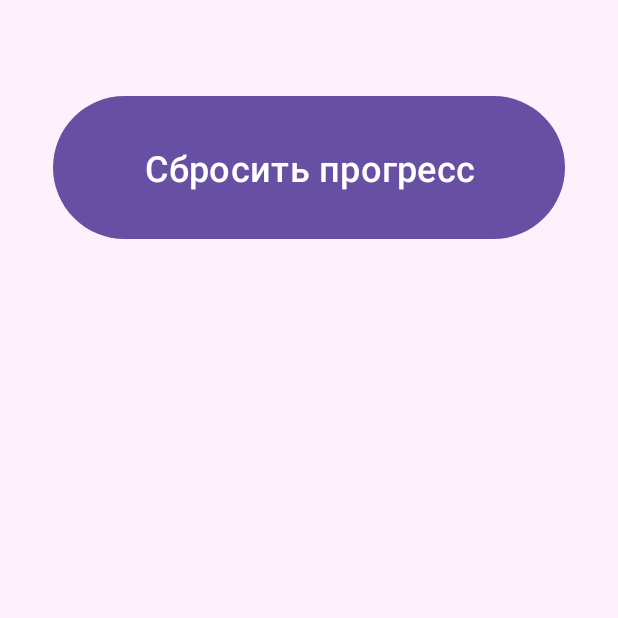
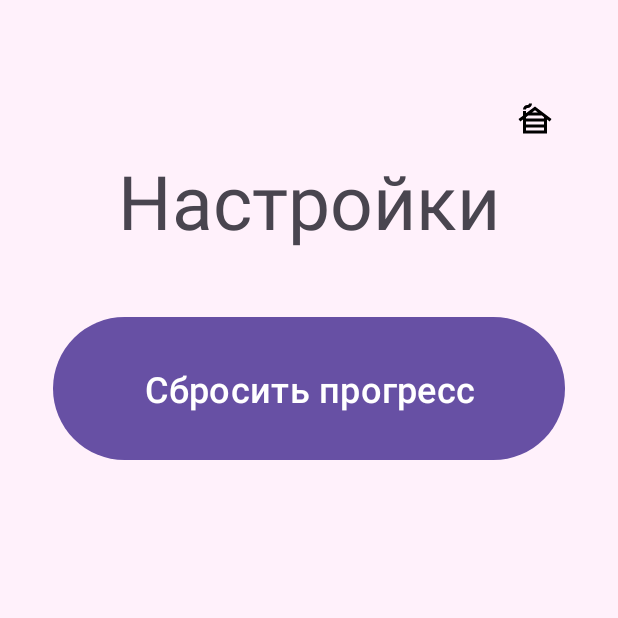
Before and after one commit to noAlxena/PronunciationTrainer, an Android app: the SettingFragment screen opened through its navigation route, on a phone screen of 412 x 824 dp, the top half of it. Run offline under Robolectric (Android 15) with nearby library versions, the phone set to English and light mode, and no system bars; our stand-ins replace Room's generated code.

Commit message:
fragment_settings.xml
Добавление кнопки для возвращения на главный экран

```diff
--- a/app/src/main/res/layout/fragment_settings.xml
+++ b/app/src/main/res/layout/fragment_settings.xml
@@ -8,6 +8,27 @@
     android:orientation="vertical"
     tools:context=".ui.fragment.SettingFragment">
 
+    <ImageButton
+        android:id="@+id/backhome"
+        android:layout_width="40dp"
+        android:layout_height="40dp"
+        android:background="#FFF1FB"
+        android:layout_gravity="right"
+        android:src="@drawable/baseline_cabin_24" />
+
+    <TextView
+        android:id="@+id/settings"
+        style="@style/header"
+        android:layout_width="match_parent"
+        android:layout_height="wrap_content"
+        android:text="@string/options"
+        android:textSize="50dp"
+        />
+
+    <Space
+        android:layout_width="match_parent"
+        android:layout_height="40dp" />
+
     <Button
         android:id="@+id/resetButton"
         style="@style/main"
```
